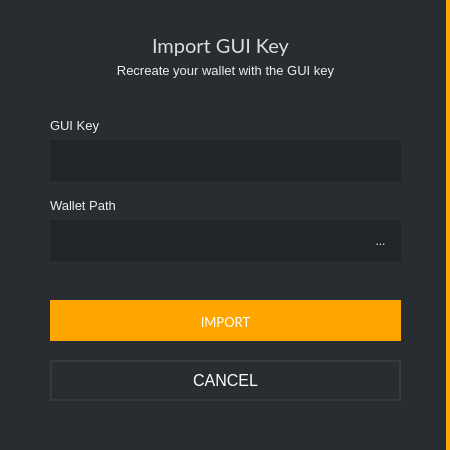
The window that src/gui/ui/importkeydialog.ui (ConcealNetwork/conceal-desktop) describes before a commit, drawn with Qt 5.
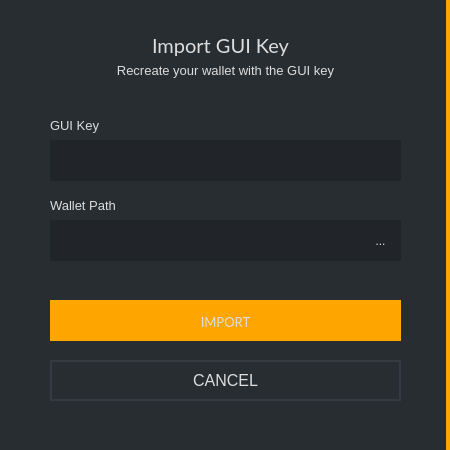
The same window after the commit.

The edit to the form file:
```diff
--- a/src/gui/ui/importkeydialog.ui
+++ b/src/gui/ui/importkeydialog.ui
@@ -83,7 +83,7 @@
        </font>
       </property>
       <property name="styleSheet">
-       <string notr="true">color: #eee;border-right: 0px;font-size: 13px;</string>
+       <string notr="true">color: #ddd;border-right: 0px;font-size: 13px;</string>
       </property>
       <property name="text">
        <string>GUI Key</string>
@@ -132,7 +132,7 @@
        </font>
       </property>
       <property name="styleSheet">
-       <string notr="true">color: #eee;border-right: 0px;font-size: 13px;</string>
+       <string notr="true">color: #ddd;border-right: 0px;font-size: 13px;</string>
       </property>
       <property name="text">
        <string>Wallet Path</string>
@@ -178,7 +178,7 @@
       <property name="styleSheet">
        <string notr="true">background-color: #212529;
 border-right: 0px;
-color: #eee;
+color: #ddd;
 padding: 5px;
 </string>
       </property>
@@ -208,7 +208,7 @@
        </font>
       </property>
       <property name="styleSheet">
-       <string notr="true">color: white; background-color: orange; border-top: 3px solid orange;
+       <string notr="true">color: #ddd; background-color: orange; border-top: 3px solid orange;
 border-right: 0px;</string>
       </property>
       <property name="text">
@@ -236,7 +236,7 @@
        </font>
       </property>
       <property name="styleSheet">
-       <string notr="true">color: white; border: 2px solid #343a40; font-size: 16px; background-color: #21259;</string>
+       <string notr="true">color: #ddd; border: 2px solid #343a40; font-size: 16px; background-color: #21259;</string>
       </property>
       <property name="text">
        <string>CANCEL</string>
@@ -257,7 +257,7 @@
        </font>
       </property>
       <property name="styleSheet">
-       <string notr="true">color: #eee;border-right: 0px;font-size: 13px;</string>
+       <string notr="true">color: #ddd;border-right: 0px;font-size: 13px;</string>
       </property>
       <property name="text">
        <string>Recreate your wallet with the GUI key</string>
```
